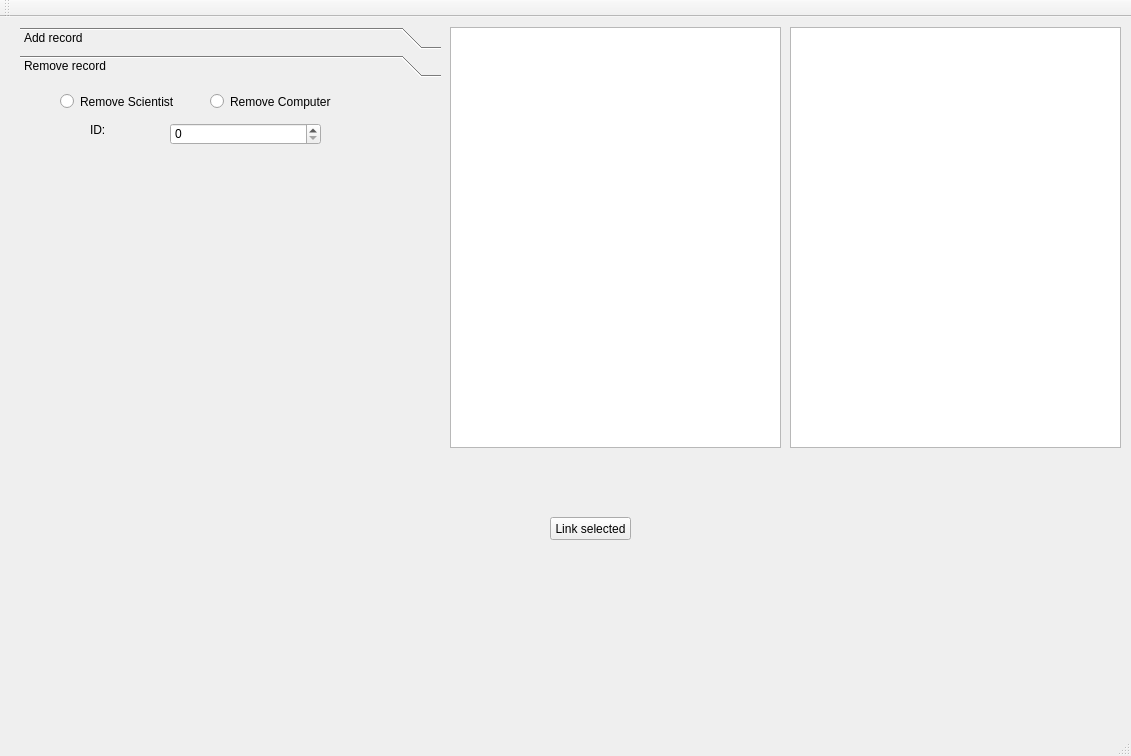
This is threeWeek/verklegtSkil3/mainwindow.ui in Sigurdurhelga/verkefni_threeWeek as Qt 5 draws it before an edit. The edited form follows.
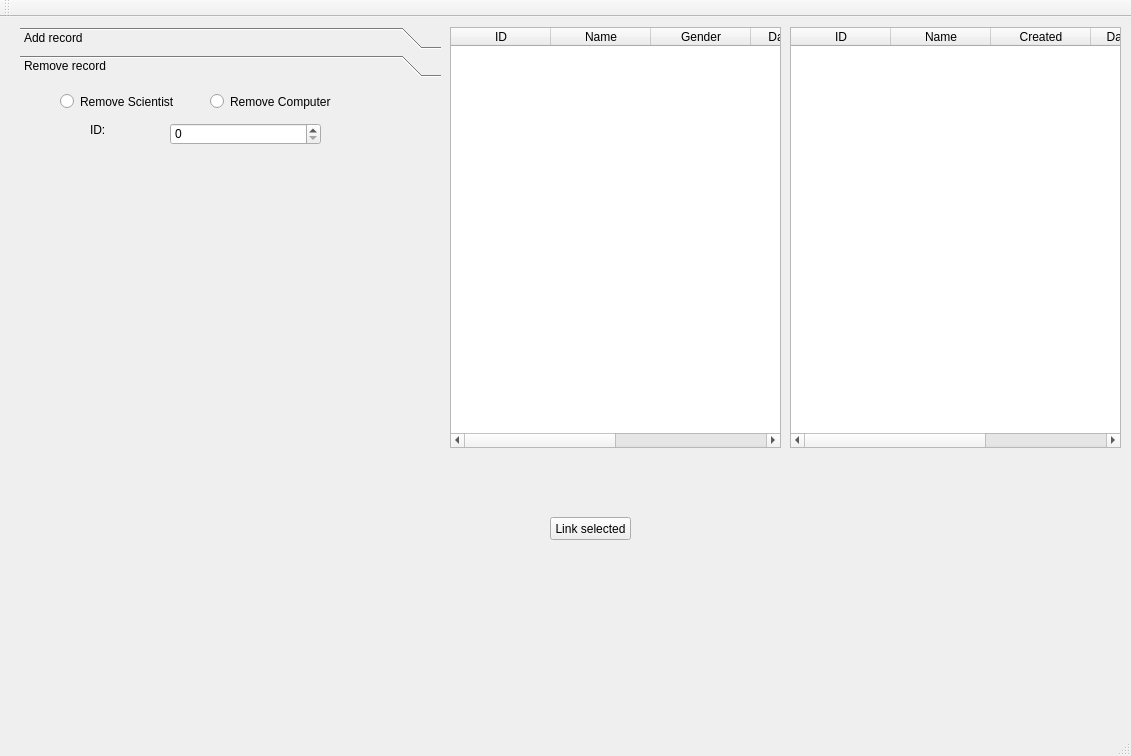
This is the edited form.

Commit message: table headers

Patch:
```diff
--- a/threeWeek/verklegtSkil3/mainwindow.ui
+++ b/threeWeek/verklegtSkil3/mainwindow.ui
@@ -23,6 +23,31 @@
       <height>421</height>
      </rect>
     </property>
+    <column>
+     <property name="text">
+      <string>ID</string>
+     </property>
+    </column>
+    <column>
+     <property name="text">
+      <string>Name</string>
+     </property>
+    </column>
+    <column>
+     <property name="text">
+      <string>Created</string>
+     </property>
+    </column>
+    <column>
+     <property name="text">
+      <string>Date created</string>
+     </property>
+    </column>
+    <column>
+     <property name="text">
+      <string>Type</string>
+     </property>
+    </column>
    </widget>
    <widget class="QPushButton" name="linkButton">
     <property name="geometry">
@@ -374,6 +399,36 @@
       <height>421</height>
      </rect>
     </property>
+    <column>
+     <property name="text">
+      <string>ID</string>
+     </property>
+    </column>
+    <column>
+     <property name="text">
+      <string>Name</string>
+     </property>
+    </column>
+    <column>
+     <property name="text">
+      <string>Gender</string>
+     </property>
+    </column>
+    <column>
+     <property name="text">
+      <string>Date of birth</string>
+     </property>
+    </column>
+    <column>
+     <property name="text">
+      <string>Date of death</string>
+     </property>
+    </column>
+    <column>
+     <property name="text">
+      <string>Description</string>
+     </property>
+    </column>
    </widget>
   </widget>
   <widget class="QMenuBar" name="menuBar">
```
The commit also changes 2 other files.
